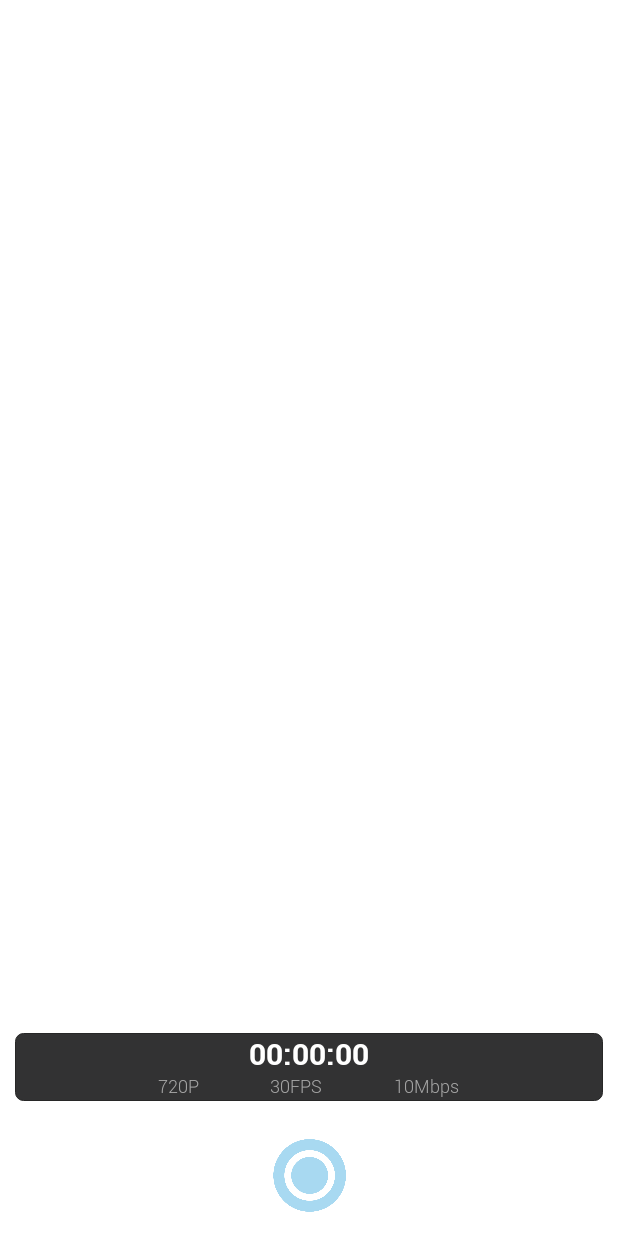
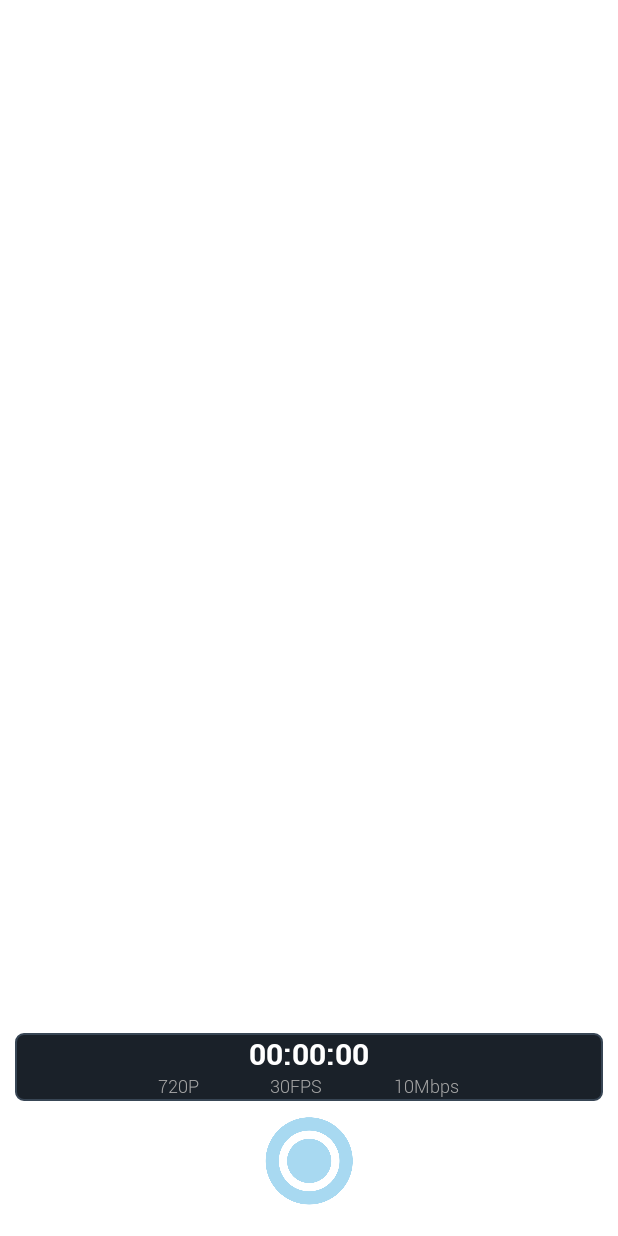
Before and after one commit to korangko/lenarV0203, an Android app: the layout record_fragment.xml on its own in the app's theme, with its tools: preview values and no code run, on a phone screen of 412 x 824 dp. Run offline under Robolectric (Android 15) with nearby library versions, the phone set to English and light mode, and no system bars.

Commit message:
rev 210504

```diff
--- a/app/src/main/res/drawable/shape_bottom_menu.xml
+++ b/app/src/main/res/drawable/shape_bottom_menu.xml
@@ -2,7 +2,7 @@
 <shape xmlns:android="http://schemas.android.com/apk/res/android" android:shape="rectangle" >
 
     <solid
-        android:color="#323233"/>
+        android:color="#1A2129"/>
     <corners
         android:radius="5dp"/>
 
@@ -11,7 +11,7 @@
         android:height="300dp"
         />
     <stroke
-        android:width="0.5dp"
-        android:color="#272727"
+        android:width="1dp"
+        android:color="#384655"
         />
 </shape>
--- a/app/src/main/res/layout/activity_main.xml
+++ b/app/src/main/res/layout/activity_main.xml
@@ -5,7 +5,7 @@
     android:layout_width="match_parent"
     android:layout_height="match_parent"
     tools:context=".MainActivity"
-    android:background="#222121"
+    android:background="#283540"
     android:clipChildren="false"
     android:clipToPadding="false">
 
@@ -21,8 +21,8 @@
     <ImageView
         android:id="@+id/bottom_line"
         android:layout_width="match_parent"
-        android:layout_height="80dp"
-        android:background="#323233"
+        android:layout_height="50dp"
+        android:background="#1A2129"
         app:layout_constraintBottom_toBottomOf="parent"/>
 
     <FrameLayout
--- a/app/src/main/res/layout/mode_select.xml
+++ b/app/src/main/res/layout/mode_select.xml
@@ -13,7 +13,6 @@
         android:layout_marginStart="20dp"
         android:padding="15dp"
         android:src="@drawable/ic_setting"
-        android:layout_marginBottom="15dp"
         app:layout_constraintBottom_toBottomOf="parent"
         app:layout_constraintStart_toStartOf="parent" />
 
@@ -36,7 +35,7 @@
         android:text="RECORD"
         android:textColor="#ffffff"
         android:textSize="12dp"
-        android:layout_marginBottom="25dp"
+        android:layout_marginBottom="10dp"
         app:layout_constraintBottom_toBottomOf="parent"
         app:layout_constraintEnd_toEndOf="parent" />
 
--- a/app/src/main/res/layout/record_fragment.xml
+++ b/app/src/main/res/layout/record_fragment.xml
@@ -7,9 +7,9 @@
 
     <ImageView
         android:id="@+id/record_start_stop_btn"
-        android:layout_width="50dp"
-        android:layout_height="50dp"
-        android:layout_marginBottom="15dp"
+        android:layout_width="60dp"
+        android:layout_height="60dp"
+        android:layout_marginBottom="20dp"
         android:src="@drawable/ic_record_start"
         app:layout_constraintBottom_toBottomOf="parent"
         app:layout_constraintEnd_toEndOf="parent"
@@ -19,7 +19,6 @@
         android:id="@+id/detail_btn"
         android:layout_width="50dp"
         android:layout_height="50dp"
-        android:layout_marginBottom="15dp"
         android:padding="15dp"
         android:src="@drawable/ic_mode_detail"
         android:layout_marginStart="80dp"
```
